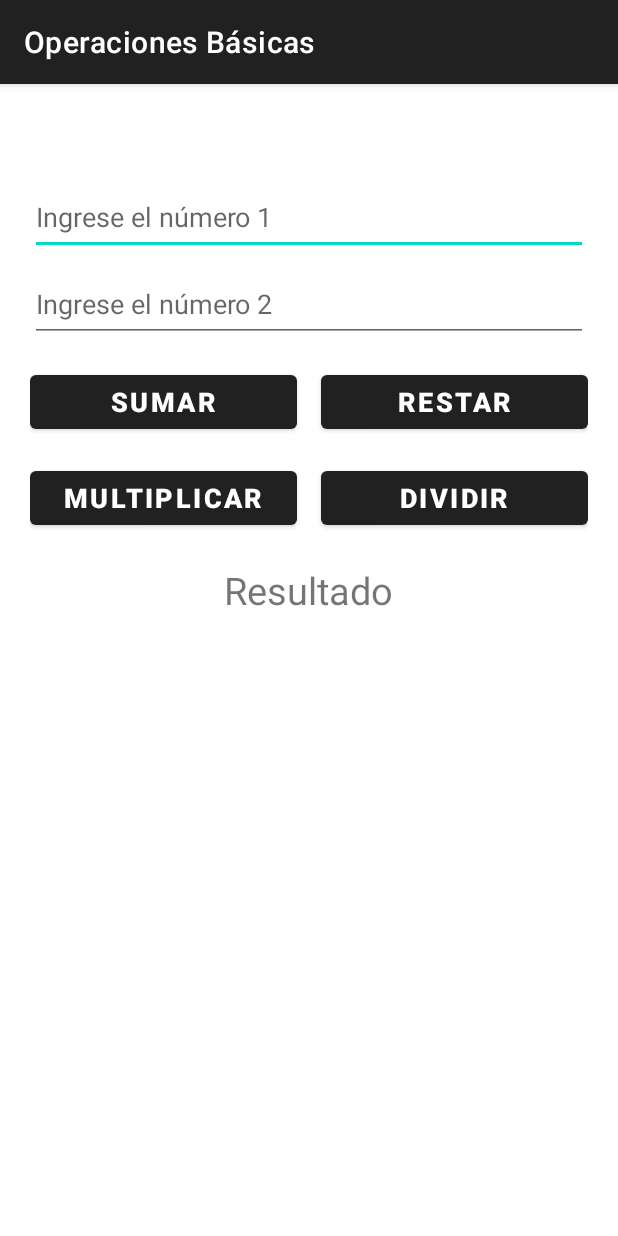
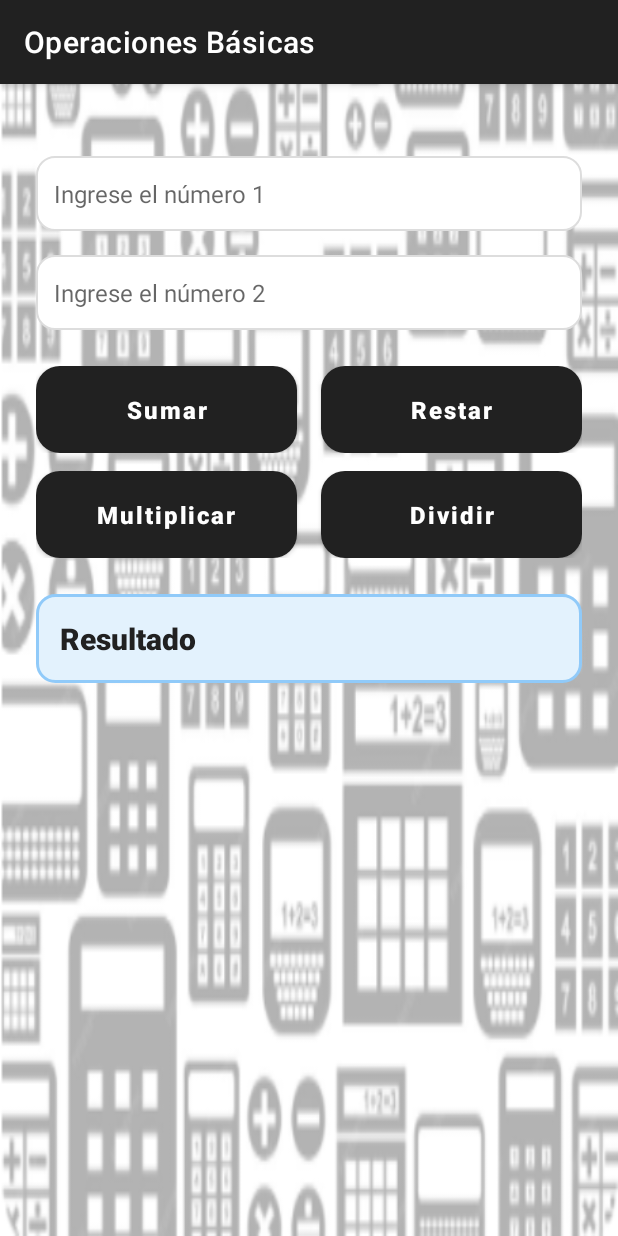
Before and after one commit to Sisa10/MyFirstApp, an Android app built with Jetpack Compose: the Operaciones screen opened directly, with no data from a screen before it, on a phone screen of 412 x 824 dp. Run offline under Robolectric (Android 15) with nearby library versions, the phone set to English and light mode, and no system bars.

Commit message:
cambios de estilo

```diff
--- /dev/null
+++ b/app/src/main/res/drawable/btn_rounded.xml
@@ -0,0 +1,5 @@
+<?xml version="1.0" encoding="utf-8"?>
+<shape xmlns:android="http://schemas.android.com/apk/res/android" android:shape="rectangle">
+    <solid android:color="@color/primary" />
+    <corners android:radius="16dp" />
+</shape>
--- /dev/null
+++ b/app/src/main/res/drawable/edit_text_bg.xml
@@ -0,0 +1,5 @@
+<shape xmlns:android="http://schemas.android.com/apk/res/android" android:shape="rectangle">
+    <solid android:color="@color/editTextBackground" />
+    <corners android:radius="12dp" />
+    <stroke android:width="1dp" android:color="@color/editTextStroke" />
+</shape>
--- /dev/null
+++ b/app/src/main/res/drawable/result_box.xml
@@ -0,0 +1,5 @@
+<shape xmlns:android="http://schemas.android.com/apk/res/android" android:shape="rectangle">
+    <solid android:color="@color/resultBackground" />
+    <stroke android:width="2dp" android:color="@color/resultBorder" />
+    <corners android:radius="12dp" />
+</shape>
--- a/app/src/main/res/layout/activity_operaciones.xml
+++ b/app/src/main/res/layout/activity_operaciones.xml
@@ -1,36 +1,65 @@
 <?xml version="1.0" encoding="utf-8"?>
-<LinearLayout xmlns:android="http://schemas.android.com/apk/res/android"
-    xmlns:tools="http://schemas.android.com/tools"
+<ScrollView xmlns:android="http://schemas.android.com/apk/res/android"
     android:layout_width="match_parent"
     android:layout_height="match_parent"
+    android:background="@drawable/fondo"
+    android:padding="24dp">
+
+    <LinearLayout
+        android:layout_width="match_parent"
+        android:layout_height="wrap_content"
         android:orientation="vertical"
-    android:padding="20dp"
         android:gravity="center_horizontal">
 
         <!-- Primer EditText -->
         <EditText
             android:id="@+id/num1"
-        android:layout_marginTop="100dp"
             android:layout_width="match_parent"
-        android:layout_height="wrap_content"
+            android:layout_height="50dp"
+            android:layout_marginTop="80dp"
+            android:layout_marginBottom="16dp"
+            android:hint="@string/ingrese_el_numero_1"
+            android:background="@drawable/edit_text_bg"
+            android:padding="12dp"
             android:inputType="numberDecimal"
-        android:autofillHints=""
-        android:hint="@string/ingrese_el_numero_1"
-        android:minHeight="50dp"
-        android:layout_marginBottom="8dp" />
+            android:textSize="16sp"
+            android:textColor="@color/textColorPrimary" />
 
         <!-- Segundo EditText -->
         <EditText
             android:id="@+id/num2"
             android:layout_width="match_parent"
+            android:layout_height="50dp"
+            android:layout_marginBottom="24dp"
+            android:hint="@string/ingrese_el_numero_2"
+            android:background="@drawable/edit_text_bg"
+            android:padding="12dp"
+            android:inputType="numberDecimal"
+            android:textSize="16sp"
+            android:textColor="@color/textColorPrimary" />
+
+        <!-- Botones fila 1 -->
+        <LinearLayout
+            android:layout_width="match_parent"
             android:layout_height="wrap_content"
-        android:inputType="numberDecimal"
-        android:autofillHints=""
-        android:hint="@string/ingrese_el_numero_2"
-        android:minHeight="50dp"
-        android:layout_marginBottom="16dp" />
+            android:orientation="horizontal"
+            android:gravity="center"
+            android:layout_marginBottom="12dp">
 
-    <!-- Primer LinearLayout horizontal para Sumar y Restar -->
+            <Button
+                android:id="@+id/bSumar"
+                style="@style/CalcButton"
+                android:text="@string/sumar"
+                android:layout_marginEnd="8dp" />
+
+            <Button
+                android:id="@+id/bRestar"
+                style="@style/CalcButton"
+                android:text="@string/restar"
+                android:layout_marginStart="8dp" />
+        </LinearLayout>
+
+        <!-- Botones fila 2 -->
         <LinearLayout
             android:layout_width="match_parent"
             android:layout_height="wrap_content"
@@ -38,64 +67,30 @@
             android:gravity="center">
 
             <Button
-            android:id="@+id/bSumar"
-            android:layout_width="0dp"
-            android:layout_height="wrap_content"
-            android:layout_weight="1"
-            android:text="@string/sumar"
-            android:textStyle="bold"
-            android:textSize="18sp"
-            android:layout_marginEnd="8dp" />
-
-        <Button
-            android:id="@+id/bRestar"
-            android:layout_width="0dp"
-            android:layout_height="wrap_content"
-            android:layout_weight="1"
-            android:text="@string/restar"
-            android:textStyle="bold"
-            android:textSize="18sp"
-            android:layout_marginStart="8dp" />
-
-    </LinearLayout>
-
-    <!-- Segundo LinearLayout horizontal para Multiplicar y Dividir -->
-    <LinearLayout
-        android:layout_width="match_parent"
-        android:layout_height="wrap_content"
-        android:orientation="horizontal"
-        android:gravity="center"
-        android:layout_marginTop="16dp">
-
-        <Button
                 android:id="@+id/bMultiplicar"
-            android:layout_width="0dp"
-            android:layout_height="wrap_content"
-            android:layout_weight="1"
+                style="@style/CalcButton"
                 android:text="@string/multiplicar"
-            android:textStyle="bold"
-            android:textSize="18sp"
                 android:layout_marginEnd="8dp" />
 
             <Button
                 android:id="@+id/bDividir"
-            android:layout_width="0dp"
-            android:layout_height="wrap_content"
-            android:layout_weight="1"
+                style="@style/CalcButton"
                 android:text="@string/dividir"
-            android:textStyle="bold"
-            android:textSize="18sp"
                 android:layout_marginStart="8dp" />
-
         </LinearLayout>
 
-    <!-- TextView para el resultado -->
+        <!-- Resultado -->
         <TextView
             android:id="@+id/tResultado"
-        android:layout_width="wrap_content"
+            android:layout_width="match_parent"
             android:layout_height="wrap_content"
+            android:layout_marginTop="24dp"
+            android:background="@drawable/result_box"
+            android:padding="16dp"
             android:text="@string/resultado"
-        android:textSize="25sp"
-        android:layout_marginTop="20dp" />
-
+            android:textColor="@color/textColorPrimary"
+            android:textSize="20sp"
+            android:textStyle="bold"
+            android:fontFamily="sans-serif-medium" />
     </LinearLayout>
+</ScrollView>
--- a/app/src/main/res/values/colors.xml
+++ b/app/src/main/res/values/colors.xml
@@ -1,10 +1,13 @@
 <?xml version="1.0" encoding="utf-8"?>
 <resources>
-    <color name="purple_200">#FFBB86FC</color>
-    <color name="purple_500">#FF6200EE</color>
-    <color name="purple_700">#FF3700B3</color>
-    <color name="teal_200">#FF03DAC5</color>
-    <color name="teal_700">#FF018786</color>
-    <color name="black">#FF000000</color>
-    <color name="white">#FFFFFFFF</color>
+    <color name="primary">#2196F3</color>
+    <color name="primaryDark">#1976D2</color>
+    <color name="accent">#64B5F6</color>
+    <color name="background">#FAFAFA</color>
+    <color name="editTextBackground">#FFFFFF</color>
+    <color name="editTextStroke">#DDDDDD</color>
+    <color name="resultBackground">#E3F2FD</color>
+    <color name="resultBorder">#90CAF9</color>
+    <color name="white">#FFFFFF</color>
+    <color name="textColorPrimary">#212121</color>
 </resources>
--- a/app/src/main/res/values/strings.xml
+++ b/app/src/main/res/values/strings.xml
@@ -7,7 +7,7 @@
     <string name="multiplicar">Multiplicar</string>
     <string name="dividir">Dividir</string>
     <string name="resultado">Resultado</string>
-    <string name="hacer_click">Haz clic</string>
+    <string name="hacer_click">Iniciar</string>
     <string name="ingrese_un_numero_valido">Ingrese un número válido</string>
     <string name="ingrese_un_numero_diferente_de_cero">No se puede dividir para 0</string>
 
--- /dev/null
+++ b/app/src/main/res/values/styles.xml
@@ -0,0 +1,16 @@
+<?xml version="1.0" encoding="utf-8"?>
+<resources>
+    <style name="CalcButton" parent="Widget.MaterialComponents.Button">
+        <item name="android:layout_width">0dp</item>
+        <item name="android:layout_height">wrap_content</item>
+        <item name="android:layout_weight">1</item>
+        <item name="android:background">@drawable/btn_rounded</item>
+        <item name="android:textColor">@color/white</item>
+        <item name="android:textSize">16sp</item>
+        <item name="android:textStyle">bold</item>
+        <item name="android:textAllCaps">false</item>
+        <item name="android:letterSpacing">0.08</item>
+        <item name="android:padding">12dp</item>
+        <item name="android:elevation">4dp</item>
+    </style>
+</resources>
```
Also changed, not shown: app/src/main/AndroidManifest.xml (+5 -7 lines), app/src/main/java/com/example/myfirstapp/Operaciones.kt (+23 -14 lines), app/src/main/res/layout/layout_activity.xml (+12 -4 lines), app/src/main/res/values/themes.xml (+10 -3 lines), app/src/main/res/drawable/fondo.png (added), app/src/main/res/drawable/fondo_click.png (added). Lines whose indentation alone changed are shown as unchanged.
